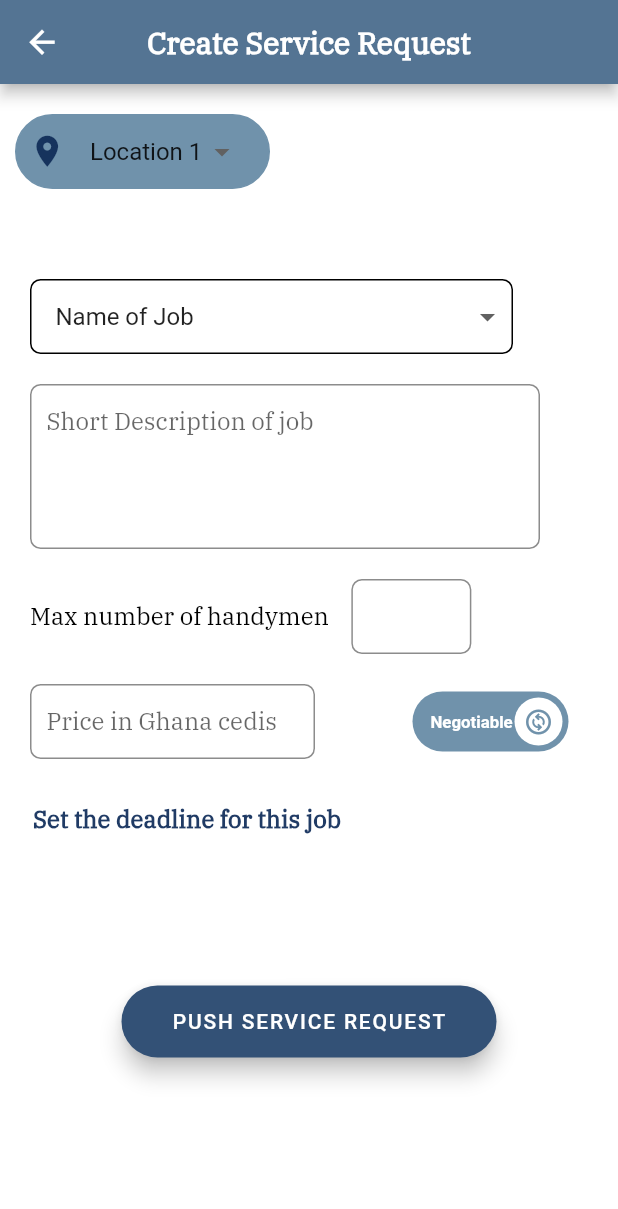
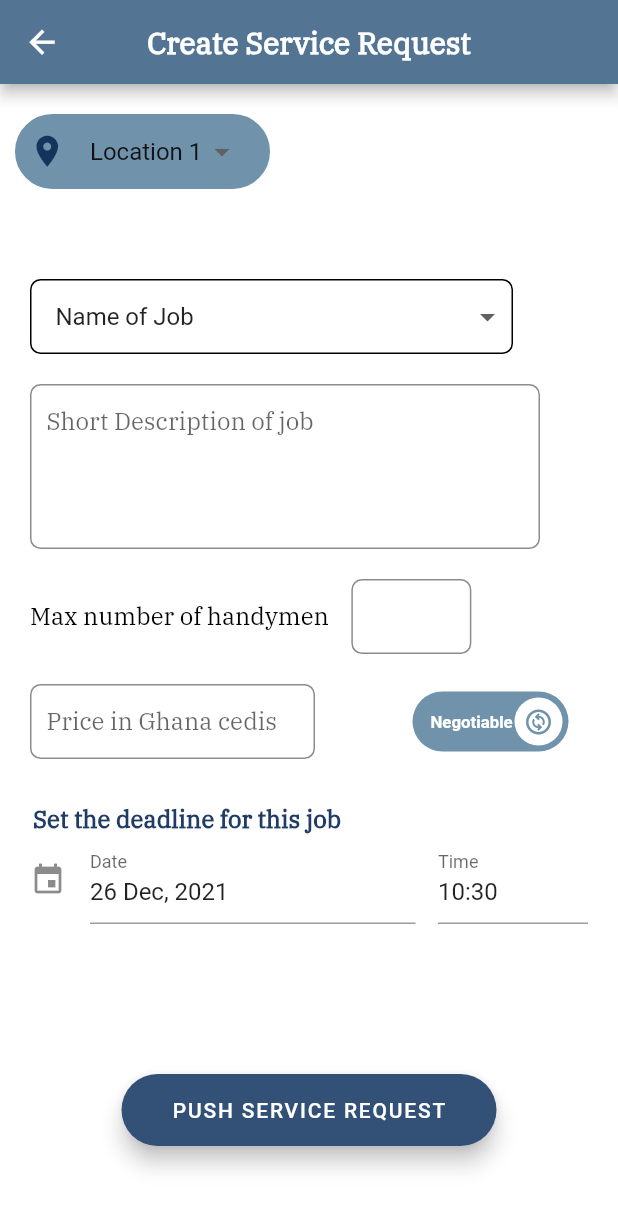
Before and after one commit to Kwakyecodes/Beta_Hustle, a Flutter app: the PushRequests screen opened directly, on a phone screen of 412 x 824 dp. Shown: the top 1209 px of the screen. Run offline on Flutter 3.47's test engine with Material 2 defaults, Android fonts, the phone set to English and light mode, and no system bars; drawn by our look-alikes of date_time_picker, lite_rolling_switch.

Commit message:
date and time setter done for push request page. users can set job deadlines now

```diff
--- a/lib/Screens/User/pushrequests.dart
+++ b/lib/Screens/User/pushrequests.dart
@@ -3,6 +3,7 @@ import 'package:beta_hustle/models/constants.dart';
 import 'package:beta_hustle/models/strings.dart';
 import 'package:flutter/material.dart';
 import 'package:lite_rolling_switch/lite_rolling_switch.dart';
+import 'package:date_time_picker/date_time_picker.dart';
 
 class PushRequests extends StatefulWidget {
   @override
@@ -287,6 +288,33 @@ class _PushRequestsState extends State<PushRequests> {
                       )
                     )
                   ),
+                  //SizedBox(height:10),
+                Container(
+                  margin: const EdgeInsets.only(left:20,right:20),
+                  child:DateTimePicker(
+                    type: DateTimePickerType.dateTimeSeparate,
+                    dateMask: 'd MMM, yyyy',
+                    initialValue: DateTime.now().toString(),
+                    firstDate: DateTime(2000),
+                    lastDate: DateTime(2100),
+                    icon: Icon(Icons.event),
+                    dateLabelText: 'Date',
+                    timeLabelText: "Time",
+                    selectableDayPredicate: (date) {
+                      // Disable weekend days to select from the calendar
+                      // if (date.weekday == 6 || date.weekday == 7) {
+                      //   return false;
+                      // }
+                      return true;
+                    },
+                    onChanged: (val) => print(val),
+                    validator: (val) {
+                      print(val);
+                      return null;
+                    },
+                    onSaved: (val) => print(val),
+                  ),
+                ),
                   SizedBox(height: 100),
                   Align(
                     alignment: Alignment.center,
@@ -301,8 +329,9 @@ class _PushRequestsState extends State<PushRequests> {
                             label:Text("PUSH SERVICE REQUEST")
                         )
                     )
-                  )
-
+                  ),
+                  SizedBox(height:50),
+                  SizedBox(height:50),
 
 
 
--- a/lib/main.dart
+++ b/lib/main.dart
@@ -36,7 +36,7 @@ class MyApp extends StatelessWidget {
 
       theme: new ThemeData(scaffoldBackgroundColor: Colors.white),
       debugShowCheckedModeBanner: false,
-      home: HandymanProfile(),
+      home: PushRequests(),
 
     );
   }
--- a/pubspec.yaml
+++ b/pubspec.yaml
@@ -25,6 +25,7 @@ dependencies:
     sdk: flutter
   lite_rolling_switch: ^0.1.1
   modal_bottom_sheet: ^2.0.0
+  date_time_picker: "^2.1.0"
   flutter_datetime_picker:
 
 
```
Also changed, not shown: pubspec.lock.
